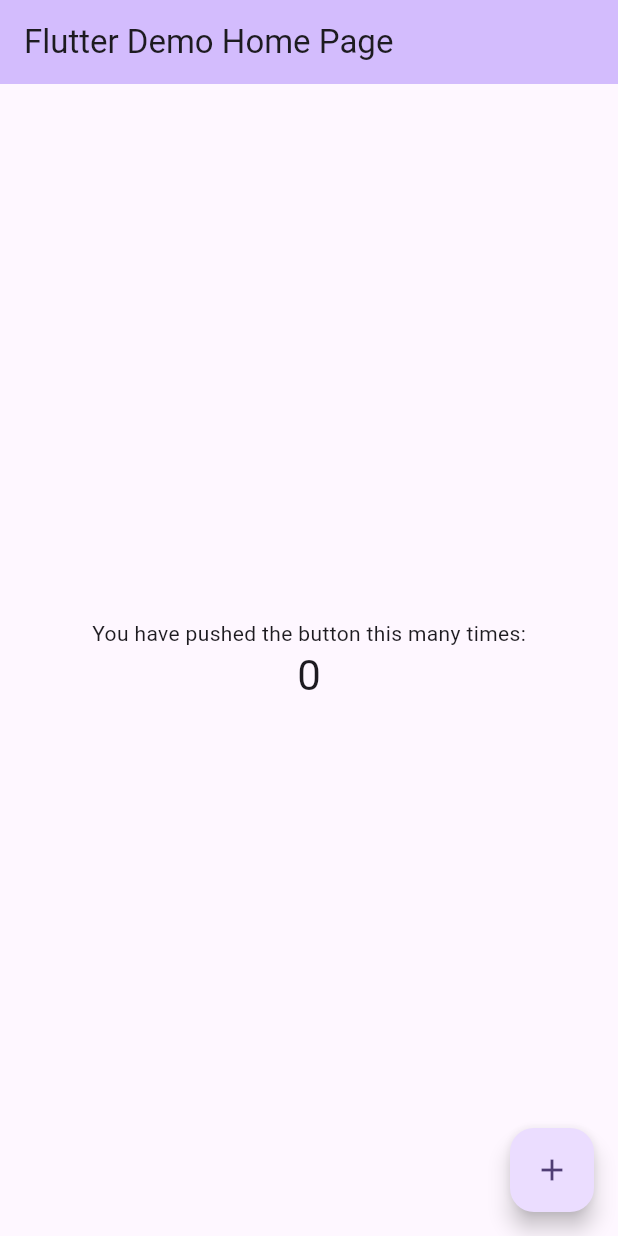
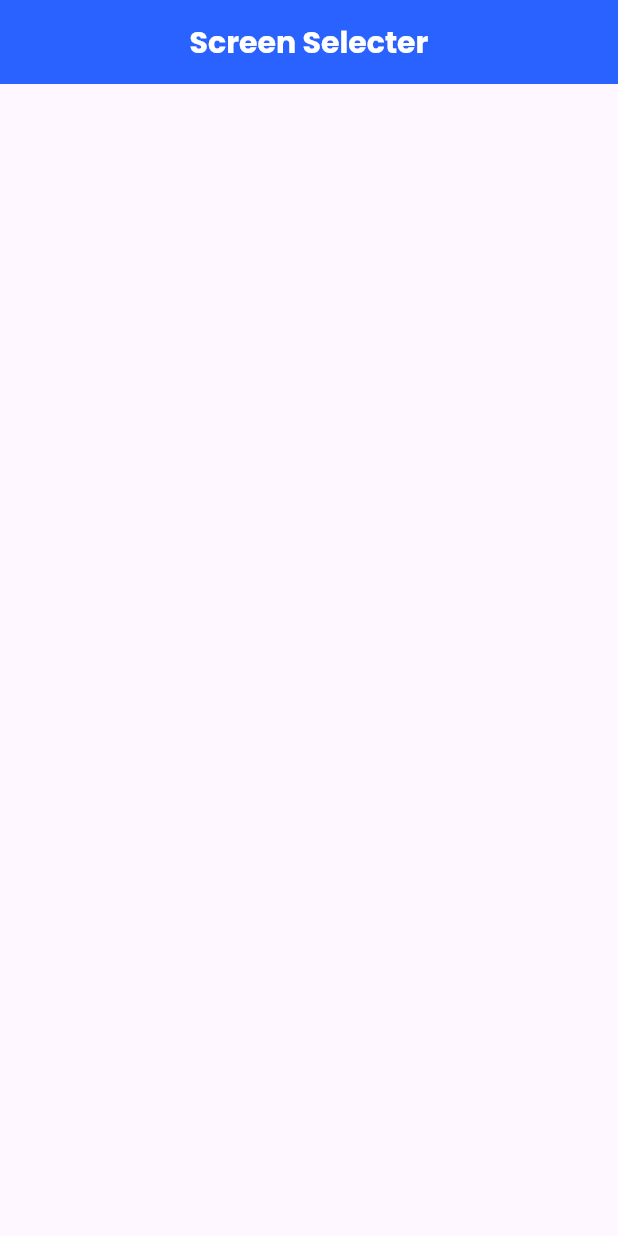
Before and after one commit to muzzammil763/e_learning_app, a Flutter app: the screen it shows after launch, on a phone screen of 412 x 824 dp. Run offline on Flutter 3.47's test engine with Material 3 defaults, Android fonts, the phone set to English and light mode, and no system bars; our stand-ins replace google_fonts.

Commit message:
added screen selecter page for easy navigating ...

```diff
--- /dev/null
+++ b/lib/Screens/screen_selecter.dart
@@ -0,0 +1,29 @@
+import 'package:flutter/material.dart';
+
+class ScreenSelecter extends StatelessWidget {
+  const ScreenSelecter({super.key});
+
+  @override
+  Widget build(BuildContext context) {
+    return Scaffold(
+      appBar: AppBar(
+        centerTitle: true,
+        backgroundColor: Colors.blueAccent[700],
+        title: const Text(
+          'Screen Selecter',
+          style: TextStyle(
+            fontSize: 20,
+            fontWeight: FontWeight.bold,
+            color: Colors.white,
+          ),
+        ),
+      ),
+      body: Padding(
+        padding: const EdgeInsets.all(8.0),
+        child: Column(
+          children: [],
+        ),
+      ),
+    );
+  }
+}
--- a/lib/main.dart
+++ b/lib/main.dart
@@ -1,4 +1,6 @@
+import 'package:e_learning_ui/Screens/screen_selecter.dart';
 import 'package:flutter/material.dart';
+import 'package:google_fonts/google_fonts.dart';
 
 void main() {
   runApp(const MyApp());
@@ -11,115 +13,12 @@
   @override
   Widget build(BuildContext context) {
     return MaterialApp(
+      debugShowCheckedModeBanner: false,
       title: 'Flutter Demo',
       theme: ThemeData(
-        // This is the theme of your application.
-        //
-        // TRY THIS: Try running your application with "flutter run". You'll see
-        // the application has a purple toolbar. Then, without quitting the app,
-        // try changing the seedColor in the colorScheme below to Colors.green
-        // and then invoke "hot reload" (save your changes or press the "hot
-        // reload" button in a Flutter-supported IDE, or press "r" if you used
-        // the command line to start the app).
-        //
-        // Notice that the counter didn't reset back to zero; the application
-        // state is not lost during the reload. To reset the state, use hot
-        // restart instead.
-        //
-        // This works for code too, not just values: Most code changes can be
-        // tested with just a hot reload.
-        colorScheme: ColorScheme.fromSeed(seedColor: Colors.deepPurple),
-        useMaterial3: true,
+        textTheme: GoogleFonts.poppinsTextTheme(),
       ),
-      home: const MyHomePage(title: 'Flutter Demo Home Page'),
+      home: const ScreenSelecter(),
     );
   }
 }
-
-class MyHomePage extends StatefulWidget {
-  const MyHomePage({super.key, required this.title});
-
-  // This widget is the home page of your application. It is stateful, meaning
-  // that it has a State object (defined below) that contains fields that affect
-  // how it looks.
-
-  // This class is the configuration for the state. It holds the values (in this
-  // case the title) provided by the parent (in this case the App widget) and
-  // used by the build method of the State. Fields in a Widget subclass are
-  // always marked "final".
-
-  final String title;
-
-  @override
-  State<MyHomePage> createState() => _MyHomePageState();
-}
-
-class _MyHomePageState extends State<MyHomePage> {
-  int _counter = 0;
-
-  void _incrementCounter() {
-    setState(() {
-      // This call to setState tells the Flutter framework that something has
-      // changed in this State, which causes it to rerun the build method below
-      // so that the display can reflect the updated values. If we changed
-      // _counter without calling setState(), then the build method would not be
-      // called again, and so nothing would appear to happen.
-      _counter++;
-    });
-  }
-
-  @override
-  Widget build(BuildContext context) {
-    // This method is rerun every time setState is called, for instance as done
-    // by the _incrementCounter method above.
-    //
-    // The Flutter framework has been optimized to make rerunning build methods
-    // fast, so that you can just rebuild anything that needs updating rather
-    // than having to individually change instances of widgets.
-    return Scaffold(
-      appBar: AppBar(
-        // TRY THIS: Try changing the color here to a specific color (to
-        // Colors.amber, perhaps?) and trigger a hot reload to see the AppBar
-        // change color while the other colors stay the same.
-        backgroundColor: Theme.of(context).colorScheme.inversePrimary,
-        // Here we take the value from the MyHomePage object that was created by
-        // the App.build method, and use it to set our appbar title.
-        title: Text(widget.title),
-      ),
-      body: Center(
-        // Center is a layout widget. It takes a single child and positions it
-        // in the middle of the parent.
-        child: Column(
-          // Column is also a layout widget. It takes a list of children and
-          // arranges them vertically. By default, it sizes itself to fit its
-          // children horizontally, and tries to be as tall as its parent.
-          //
-          // Column has various properties to control how it sizes itself and
-          // how it positions its children. Here we use mainAxisAlignment to
-          // center the children vertically; the main axis here is the vertical
-          // axis because Columns are vertical (the cross axis would be
-          // horizontal).
-          //
-          // TRY THIS: Invoke "debug painting" (choose the "Toggle Debug Paint"
-          // action in the IDE, or press "p" in the console), to see the
-          // wireframe for each widget.
-          mainAxisAlignment: MainAxisAlignment.center,
-          children: <Widget>[
-            const Text(
-              'You have pushed the button this many times:',
-            ),
-            Text(
-              '$_counter',
-              style: Theme.of(context).textTheme.headlineMedium,
-            ),
-          ],
-        ),
-      ),
-      floatingActionButton: FloatingActionButton(
-        onPressed: _incrementCounter,
-        tooltip: 'Increment',
-        child: const Icon(Icons.add),
-      ), // This trailing comma makes auto-formatting nicer for build methods.
-    );
-  }
-}
--- a/pubspec.yaml
+++ b/pubspec.yaml
@@ -35,6 +35,7 @@ dependencies:
   # The following adds the Cupertino Icons font to your application.
   # Use with the CupertinoIcons class for iOS style icons.
   cupertino_icons: ^1.0.2
+  google_fonts: ^6.1.0
 
 dev_dependencies:
   flutter_test:
```
Also changed, not shown: pubspec.lock, 1 other file.
